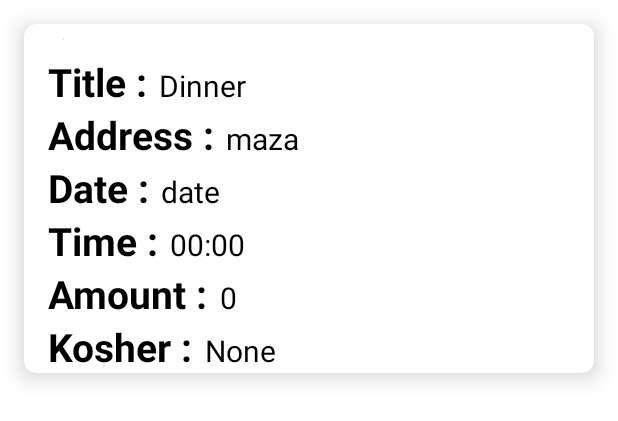
After one commit to Segev955/FamilEat, an Android app: the layout dinner_view.xml on its own in the app's theme, with its tools: preview values and no code run, on a phone screen of 412 x 824 dp. The commit adds this screen. Shown: the top 421 px of the screen. Run offline under Robolectric (Android 15) with nearby library versions, the phone set to English and light mode, and no system bars.

Commit message:
Add dinner list for Guests

```diff
--- a/app/src/main/java/classes/Dinner.java
+++ b/app/src/main/java/classes/Dinner.java
@@ -1,6 +1,5 @@
 package classes;
 
-import android.net.Uri;
 import android.os.Build;
 import android.text.TextUtils;
 
@@ -10,6 +9,8 @@ import java.util.Calendar;
 public class Dinner {
     private String hostUid,title, date, time, address, kosher, details, picture;
     private int amount;
+
+    public Dinner() {}
 
     public Dinner(String hostUid,String title, String date, String time, String address, int amount, String kosher, String details, String picture) {
         this.hostUid=hostUid;
--- /dev/null
+++ b/app/src/main/java/classes/myAdapder.java
@@ -0,0 +1,74 @@
+package classes;
+
+import android.content.Context;
+import android.view.LayoutInflater;
+import android.view.View;
+import android.view.ViewGroup;
+import android.widget.ImageView;
+import android.widget.TextView;
+
+import androidx.annotation.NonNull;
+import androidx.recyclerview.widget.RecyclerView;
+
+import com.example.famileat.R;
+
+import java.util.ArrayList;
+
+public class myAdapder  extends RecyclerView.Adapter<myAdapder.MyViewHolder> {
+
+    Context context;
+
+    ArrayList<Dinner> list;
+
+    int proImage;
+
+    public myAdapder(Context context, ArrayList<Dinner> list , int proImage) {
+        this.context = context;
+        this.list = list;
+        this.proImage = proImage;
+    }
+
+    @NonNull
+    @Override
+    public MyViewHolder onCreateViewHolder(@NonNull ViewGroup parent, int viewType) {
+        View v = LayoutInflater.from(context).inflate(R.layout.dinner_view,parent,false);
+
+        return new MyViewHolder(v);
+    }
+
+    @Override
+    public void onBindViewHolder(@NonNull MyViewHolder holder, int position) {
+        Dinner dinner = list.get(position);
+        holder.title.setText(dinner.getTitle());
+        holder.address.setText(dinner.getAddress());
+        holder.date.setText(dinner.getDate());
+        holder.time.setText(dinner.getTime());
+        holder.dinnerImage.setImageResource(R.mipmap.ic_launcher);
+//        holder.amount.setText(dinner.getAmount());
+        holder.kosher.setText(dinner.getKosher());
+//        holder.details.setText(dinner.getDetails());
+    }
+
+    @Override
+    public int getItemCount() {
+        return list.size();
+    }
+
+    public class MyViewHolder extends RecyclerView.ViewHolder {
+
+        TextView title, address, date, time, amount, kosher, details;
+        ImageView dinnerImage;
+
+        public MyViewHolder(@NonNull View itemView) {
+            super(itemView);
+
+            title = itemView.findViewById(R.id.tvTitle);
+            address = itemView.findViewById(R.id.tvAddress);
+            date = itemView.findViewById(R.id.tvDate);
+            time = itemView.findViewById(R.id.tvTime);
+            amount = itemView.findViewById(R.id.tvAmount);
+            kosher = itemView.findViewById(R.id.tvKosher);
+            dinnerImage = itemView.findViewById(R.id.dinnerImage);
+        }
+    }
+}
--- a/app/src/main/java/com/example/famileat/GuestMainActivity.java
+++ b/app/src/main/java/com/example/famileat/GuestMainActivity.java
@@ -4,6 +4,8 @@ import static com.example.famileat.StartActivity.SHARED_PREFS;
 
 import androidx.annotation.NonNull;
 import androidx.appcompat.app.AppCompatActivity;
+import androidx.recyclerview.widget.LinearLayoutManager;
+import androidx.recyclerview.widget.RecyclerView;
 
 import android.content.Intent;
 import android.content.SharedPreferences;
@@ -22,14 +24,24 @@ import com.google.firebase.database.DatabaseReference;
 import com.google.firebase.database.FirebaseDatabase;
 import com.google.firebase.database.ValueEventListener;
 
+import java.util.ArrayList;
+
+import classes.Dinner;
 import classes.User;
+import classes.myAdapder;
 
 public class GuestMainActivity extends AppCompatActivity {
     private Button logout;
     private Button editprofile;
     private FirebaseUser user;
     private DatabaseReference reference;
+    private DatabaseReference referenceD;
     private String ID;
+
+    private RecyclerView recyclerView;
+    private myAdapder myAdapter;
+    ArrayList<Dinner> dinnerList;
+
     TextView name,email;
 
     private boolean backPressed = false;
@@ -40,6 +52,33 @@ public class GuestMainActivity extends AppCompatActivity {
         super.onCreate(savedInstanceState);
         setContentView(R.layout.activity_guest_main);
         Toast.makeText(GuestMainActivity.this,"Welcome!",Toast.LENGTH_SHORT).show();
+
+        //Dinner List: ...........................................................................
+        recyclerView = findViewById(R.id.dinnerList);
+        recyclerView.setLayoutManager(new LinearLayoutManager(this));
+        referenceD = FirebaseDatabase.getInstance().getReference("Dinners");
+        recyclerView.setHasFixedSize(true);
+        recyclerView.setLayoutManager(new LinearLayoutManager(this));
+        dinnerList = new ArrayList<>();
+        myAdapter = new myAdapder(this,dinnerList, R.drawable.google);
+        recyclerView.setAdapter(myAdapter);
+
+        referenceD.addValueEventListener(new ValueEventListener() {
+            @Override
+            public void onDataChange(@NonNull DataSnapshot snapshot) {
+                for (DataSnapshot dataSnapshot : snapshot.getChildren()){
+                    Dinner dinner = dataSnapshot.getValue(Dinner.class);
+                    dinnerList.add(dinner);
+                }
+                myAdapter.notifyDataSetChanged();
+            }
+
+            @Override
+            public void onCancelled(@NonNull DatabaseError error) {
+
+            }
+        });
+        //.........................................................................................
 
         //logout .................................................
         logout = findViewById(R.id.logout);
--- a/app/src/main/res/layout/activity_guest_main.xml
+++ b/app/src/main/res/layout/activity_guest_main.xml
@@ -31,6 +31,7 @@
         android:textStyle="bold" />
 
 
+
     <com.google.android.material.button.MaterialButton
         android:id="@+id/edit_profile"
         android:layout_width="wrap_content"
@@ -47,6 +48,17 @@
         android:layout_width="wrap_content"
         android:layout_height="wrap_content"
         android:text="Log out" />
+        />
+
+    <androidx.recyclerview.widget.RecyclerView
+        android:id="@+id/dinnerList"
+        android:layout_width="match_parent"
+        android:layout_height="match_parent"
+        android:layout_below="@id/hello"
+        app:layout_constraintBottom_toBottomOf="parent"
+        app:layout_constraintEnd_toEndOf="parent"
+        app:layout_constraintStart_toStartOf="parent"
+        app:layout_constraintTop_toTopOf="parent" />
 
 
 </RelativeLayout>
--- /dev/null
+++ b/app/src/main/res/layout/dinner_view.xml
@@ -0,0 +1,178 @@
+<?xml version="1.0" encoding="utf-8"?>
+<androidx.cardview.widget.CardView xmlns:android="http://schemas.android.com/apk/res/android"
+    android:layout_width="match_parent"
+    android:layout_height="wrap_content"
+    xmlns:app="http://schemas.android.com/apk/res-auto"
+    xmlns:tools="http://schemas.android.com/tools"
+    app:cardElevation="8dp"
+    app:cardCornerRadius="8dp"
+    android:layout_margin="16dp">
+
+    <LinearLayout
+        android:layout_width="wrap_content"
+        android:layout_height="wrap_content"
+        android:layout_marginLeft="16dp"
+        android:orientation="vertical">
+
+        <ImageView
+            android:id="@+id/dinnerImage"
+            android:layout_width="wrap_content"
+            android:layout_height="wrap_content"
+            tools:srcCompat="@tools:sample/avatars"
+            android:layout_margin="10dp"/>
+
+        <LinearLayout
+            android:layout_width="wrap_content"
+            android:layout_height="wrap_content"
+            android:layout_gravity="center_vertical"
+            android:orientation="horizontal">
+
+            <TextView
+                android:layout_width="wrap_content"
+                android:layout_height="wrap_content"
+                android:text="Title :"
+                android:textColor="@color/black"
+                android:textSize="26sp"
+                android:textStyle="bold"/>
+
+            <TextView
+                android:id="@+id/tvTitle"
+                android:layout_width="wrap_content"
+                android:layout_height="wrap_content"
+                android:layout_marginLeft="8dp"
+                android:text="Dinner"
+                android:textColor="@color/black"
+                android:textSize="20sp" />
+
+        </LinearLayout>
+
+        <LinearLayout
+            android:layout_width="wrap_content"
+            android:layout_height="wrap_content"
+            android:layout_gravity="center_vertical"
+            android:orientation="horizontal">
+
+            <TextView
+                android:layout_width="wrap_content"
+                android:layout_height="wrap_content"
+                android:text="Address :"
+                android:textColor="@color/black"
+                android:textSize="26sp"
+                android:textStyle="bold"/>
+
+            <TextView
+                android:id="@+id/tvAddress"
+                android:layout_width="wrap_content"
+                android:layout_height="wrap_content"
+                android:layout_marginLeft="8dp"
+                android:text="maza"
+                android:textColor="@color/black"
+                android:textSize="20sp" />
+
+        </LinearLayout>
+
+        <LinearLayout
+            android:layout_width="wrap_content"
+            android:layout_height="wrap_content"
+            android:layout_gravity="center_vertical"
+            android:orientation="horizontal">
+
+            <TextView
+                android:layout_width="wrap_content"
+                android:layout_height="wrap_content"
+                android:text="Date :"
+                android:textColor="@color/black"
+                android:textSize="26sp"
+                android:textStyle="bold"/>
+
+            <TextView
+                android:id="@+id/tvDate"
+                android:layout_width="wrap_content"
+                android:layout_height="wrap_content"
+                android:layout_marginLeft="8dp"
+                android:text="date"
+                android:textColor="@color/black"
+                android:textSize="20sp" />
+
+        </LinearLayout>
+
+        <LinearLayout
+            android:layout_width="wrap_content"
+            android:layout_height="wrap_content"
+            android:layout_gravity="center_vertical"
+            android:orientation="horizontal">
+
+            <TextView
+                android:layout_width="wrap_content"
+                android:layout_height="wrap_content"
+                android:text="Time :"
+                android:textColor="@color/black"
+                android:textSize="26sp"
+                android:textStyle="bold"/>
+
+            <TextView
+                android:id="@+id/tvTime"
+                android:layout_width="wrap_content"
+                android:layout_height="wrap_content"
+                android:layout_marginLeft="8dp"
+                android:text="00:00"
+                android:textColor="@color/black"
+                android:textSize="20sp" />
+
+        </LinearLayout>
+
+        <LinearLayout
+            android:layout_width="wrap_content"
+            android:layout_height="wrap_content"
+            android:layout_gravity="center_vertical"
+            android:orientation="horizontal">
+
+            <TextView
+                android:layout_width="wrap_content"
+                android:layout_height="wrap_content"
+                android:text="Amount :"
+                android:textColor="@color/black"
+                android:textSize="26sp"
+                android:textStyle="bold"/>
+
+            <TextView
+                android:id="@+id/tvAmount"
+                android:layout_width="wrap_content"
+                android:layout_height="wrap_content"
+                android:layout_marginLeft="8dp"
+                android:text="0"
+                android:textColor="@color/black"
+                android:textSize="20sp" />
+
+        </LinearLayout>
+
+        <LinearLayout
+            android:layout_width="wrap_content"
+            android:layout_height="wrap_content"
+            android:layout_gravity="center_vertical"
+            android:orientation="horizontal">
+
+            <TextView
+                android:layout_width="wrap_content"
+                android:layout_height="wrap_content"
+                android:text="Kosher :"
+                android:textColor="@color/black"
+                android:textSize="26sp"
+                android:textStyle="bold"/>
+
+            <TextView
+                android:id="@+id/tvKosher"
+                android:layout_width="wrap_content"
+                android:layout_height="wrap_content"
+                android:layout_marginLeft="8dp"
+                android:text="None"
+                android:textColor="@color/black"
+                android:textSize="20sp" />
+
+        </LinearLayout>
+
+
+
+    </LinearLayout>
+
+</androidx.cardview.widget.CardView>
```
